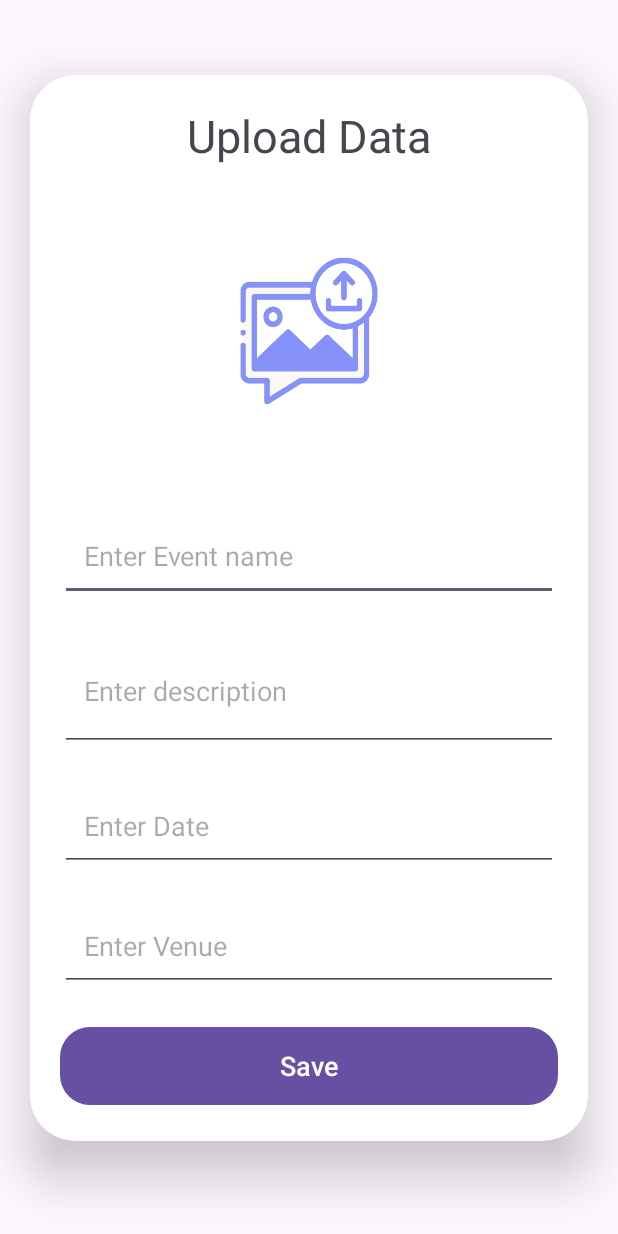
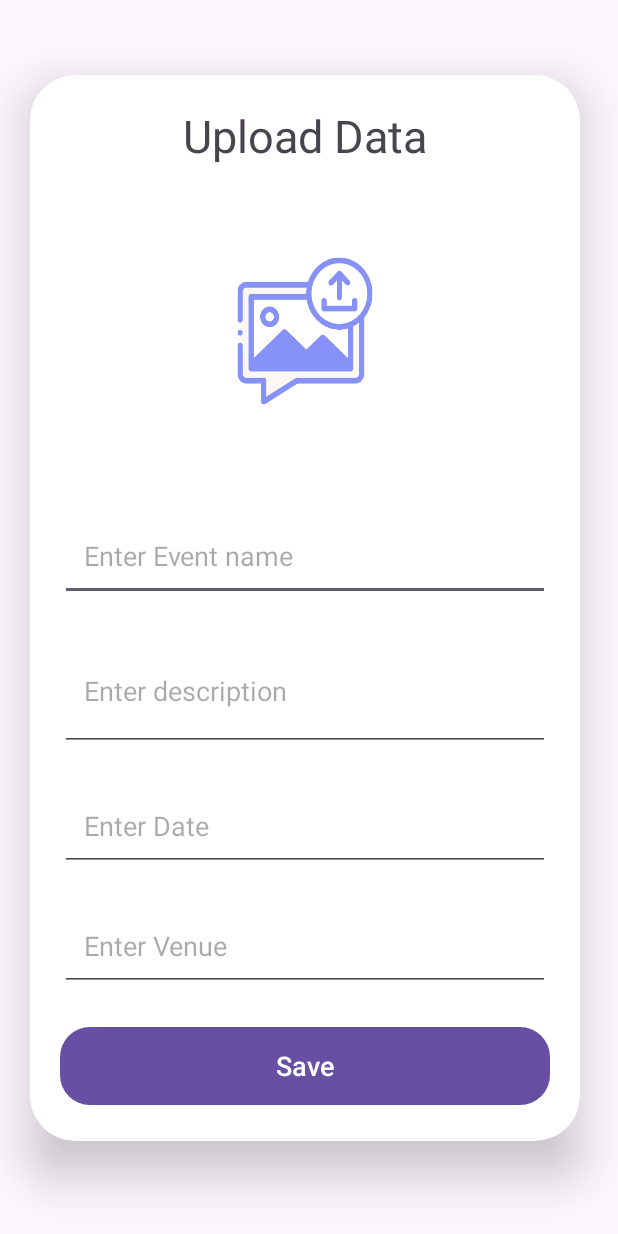
Before and after one commit to ayushmangpta/RSVPea, an Android app: the screen it shows after launch (UploadActivity), after a tap on an icon or button, on a phone screen of 412 x 824 dp. Run offline under Robolectric (Android 15) with nearby library versions, the phone set to English and light mode, and no system bars; our stand-ins replace Firebase (no records; nobody signed in at launch, a user with empty details on screens opened directly), Picasso.

```diff
--- a/app/src/main/java/com/example/rsvpea/BookingsTab.java
+++ b/app/src/main/java/com/example/rsvpea/BookingsTab.java
@@ -34,12 +34,6 @@ public class BookingsTab extends AppCompatActivity{
         RecyclerView bookingstimeline = findViewById(R.id.myBookingsRecyclerView);
         bookingstimeline.setLayoutManager(new LinearLayoutManager(this));
         bookingscontent.add(new MyBookingsTabContent(R.drawable.sample, "title Example", "27 October 2023 4:40pm", "Ramdas Pai"));
-        bookingscontent.add(new MyBookingsTabContent(R.drawable.sample, "title Example", "27 October 2023 4:40pm", "Ramdas Pai"));
-        bookingscontent.add(new MyBookingsTabContent(R.drawable.sample, "title Example", "27 October 2023 4:40pm", "Ramdas Pai"));
-        bookingscontent.add(new MyBookingsTabContent(R.drawable.sample, "title Example", "27 October 2023 4:40pm", "Ramdas Pai"));
-        bookingscontent.add(new MyBookingsTabContent(R.drawable.sample, "title Example", "27 October 2023 4:40pm", "Ramdas Pai"));
-        bookingscontent.add(new MyBookingsTabContent(R.drawable.sample, "title Example", "27 October 2023 4:40pm", "Ramdas Pai"));
-        bookingscontent.add(new MyBookingsTabContent(R.drawable.sample, "title Example", "27 October 2023 4:40pm", "Ramdas Pai"));
         MybookingContentAdapter adapter1 = new MybookingContentAdapter(this, bookingscontent);
         bookingstimeline.setAdapter(adapter1);
 
--- a/app/src/main/java/com/example/rsvpea/MybookingContentAdapter.java
+++ b/app/src/main/java/com/example/rsvpea/MybookingContentAdapter.java
@@ -44,6 +44,7 @@ public class MybookingContentAdapter extends RecyclerView.Adapter<MybookingConte
     public class ViewHolder extends RecyclerView.ViewHolder{
         TextView title1;
         ImageView img1;
+
         TextView datetime;
         TextView venue;
 
--- a/app/src/main/java/com/example/rsvpea/RecycleContentAdapter.java
+++ b/app/src/main/java/com/example/rsvpea/RecycleContentAdapter.java
@@ -40,6 +40,9 @@ public class RecycleContentAdapter extends RecyclerView.Adapter<RecycleContentAd
         holder.title.setText(arrContent.get(position).title);
         holder.moreDetailsButton.setOnClickListener(v -> {
             Intent intent = new Intent(v.getContext(), MoreDetails.class);
+            intent.putExtra("title", content.title);
+            intent.putExtra("img", content.img);
+            intent.putExtra("eventModel",content.eventModel);
             v.getContext().startActivity(intent);
         });
 
--- a/app/src/main/java/com/example/rsvpea/TimelineCardContent.java
+++ b/app/src/main/java/com/example/rsvpea/TimelineCardContent.java
@@ -1,12 +1,16 @@
 package com.example.rsvpea;
+
+import com.example.rsvpea.Models.UploadEventModel;
 
 public class TimelineCardContent {
     String img;
     String title;
+    UploadEventModel eventModel;
 
-    public TimelineCardContent(String img, String title) {
+    public TimelineCardContent(String img, String title, UploadEventModel eventModel) {
         this.img = img;
         this.title = title;
+        this.eventModel=eventModel;
     }
     public TimelineCardContent(){}
 }
--- a/app/src/main/res/layout/activity_upload.xml
+++ b/app/src/main/res/layout/activity_upload.xml
@@ -11,18 +11,18 @@
     <androidx.cardview.widget.CardView
         android:layout_width="match_parent"
         android:layout_height="wrap_content"
-        android:layout_marginTop="50dp"
-        android:layout_marginEnd="20dp"
-        android:layout_marginStart="20dp"
-        app:cardCornerRadius="30dp"
-        app:cardElevation="20dp">
+        android:layout_marginTop="50sp"
+        android:layout_marginEnd="25sp"
+        android:layout_marginStart="20sp"
+        app:cardCornerRadius="30sp"
+        app:cardElevation="20sp">
 
         <LinearLayout
             android:layout_width="match_parent"
             android:layout_height="wrap_content"
             android:orientation="vertical"
             android:layout_gravity="center_horizontal"
-            android:padding="20dp">
+            android:padding="20sp">
 
             <TextView
                 android:layout_width="match_parent"
@@ -33,55 +33,55 @@
 
             <ImageView
                 android:layout_width="match_parent"
-                android:layout_height="200dp"
+                android:layout_height="200sp"
                 android:src="@drawable/uploadimg"
                 android:id="@+id/uploadImage"
-                android:layout_marginTop="10dp"
+                android:layout_marginTop="10sp"
                 android:scaleType="fitXY"/>
 
             <EditText
                 android:layout_width="match_parent"
-                android:layout_height="60dp"
+                android:layout_height="60sp"
                 android:id="@+id/uploadEventName"
-                android:layout_marginTop="20dp"
-                android:padding="16dp"
+                android:layout_marginTop="20sp"
+                android:padding="16sp"
                 android:hint="Enter Event name"
                 android:gravity="start|center_vertical"/>
 
             <EditText
                 android:layout_width="match_parent"
-                android:layout_height="80dp"
+                android:layout_height="80sp"
                 android:id="@+id/uploadDesc"
-                android:layout_marginTop="20dp"
-                android:padding="16dp"
+                android:layout_marginTop="20sp"
+                android:padding="16sp"
                 android:hint="Enter description"
                 android:gravity="start|center_vertical" />
 
             <EditText
                 android:layout_width="match_parent"
-                android:layout_height="60dp"
+                android:layout_height="60sp"
                 android:id="@+id/uploadDate"
-                android:layout_marginTop="20dp"
-                android:padding="16dp"
+                android:layout_marginTop="20sp"
+                android:padding="16sp"
                 android:hint="Enter Date"
                 android:gravity="start|center_vertical" />
             <EditText
                 android:layout_width="match_parent"
-                android:layout_height="60dp"
+                android:layout_height="60sp"
                 android:id="@+id/uploadVenue"
-                android:layout_marginTop="20dp"
-                android:padding="16dp"
+                android:layout_marginTop="20sp"
+                android:padding="16sp"
                 android:hint="Enter Venue"
                 android:gravity="start|center_vertical" />
 
             <Button
                 android:layout_width="match_parent"
-                android:layout_height="60dp"
+                android:layout_height="60sp"
                 android:text="Save"
                 android:id="@+id/saveButton"
                 android:textSize="18sp"
-                android:layout_marginTop="20dp"
-                app:cornerRadius = "20dp"/>
+                android:layout_marginTop="20sp"
+                app:cornerRadius = "20sp"/>
 
         </LinearLayout>
 
```
Also changed, not shown: app/src/main/java/com/example/rsvpea/Home.java (+4 -4 lines), app/src/main/java/com/example/rsvpea/Login.java (+8 -0 lines), app/src/main/java/com/example/rsvpea/Models/UploadEventModel.java (+38 -1 lines), app/src/main/java/com/example/rsvpea/MoreDetails.java (+24 -2 lines), app/src/main/res/layout/activity_login.xml (+13 -0 lines), app/src/main/res/layout/activity_more_details.xml (+49 -18 lines).
